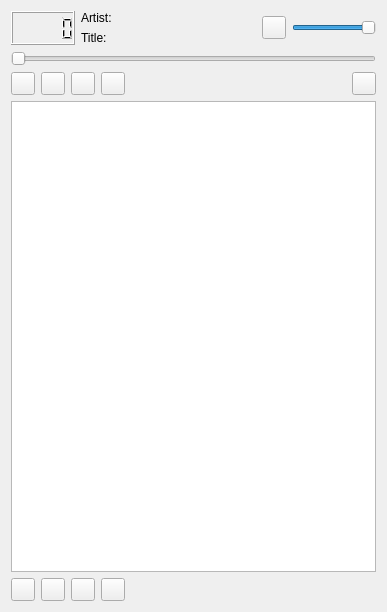
This is src/qompmainwin.ui in qomp/qomp as Qt 5 draws it before an edit. The edited form follows.
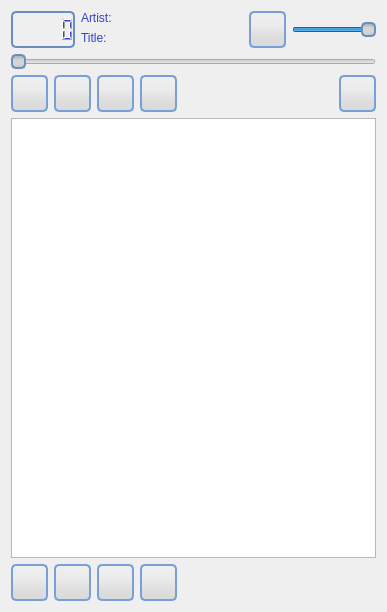
This is the edited form. Icons and pictures are not drawn. Custom widgets are drawn as their Qt base class.

```diff
--- a/src/qompmainwin.ui
+++ b/src/qompmainwin.ui
@@ -20,6 +20,128 @@
    <iconset resource="qomp.qrc">
     <normaloff>:/icons/icons/qomp.png</normaloff>:/icons/icons/qomp.png</iconset>
   </property>
+  <property name="styleSheet">
+   <string notr="true">QMainWindow { 
+	color: black;
+	background: qlineargradient(x1: 0, y1: 0, x2: 0, y2: 1,
+                                stop: 0 #C1C7F5, stop: 1 #8ab4f6);
+}
+
+QompPlaylistView { 
+     background-color: #DFE1F5;
+	border-radius: 5px;
+	border: 2px solid #799fd8;
+}
+
+QToolButton { 
+     background: qlineargradient(x1: 0, y1: 0, x2: 0, y2: 1, stop: 0 #f0f0f0, stop: 0.4 #ebebeb, stop: 0.7 #dedede, stop: 1.0 #d9d9d9); 
+     border: 2px solid #799fd8; 
+     border-bottom-color: #799fd8; 
+     border-top-left-radius: 5px; 
+     border-bottom-left-radius: 5px; 
+     border-bottom-right-radius: 5px; 
+     border-top-right-radius: 5px; 
+     width: 28px; 
+     height: 28px; 
+	padding: 1px;
+	icon-size: 28px;
+}
+
+QToolButton:hover { 
+	background: qlineargradient(x1: 0, y1: 0, x2: 0, y2: 1,
+                                stop: 0 #f0f0f0, stop: 1 #DFE1F5);
+	border: 2px solid #8ab4f6;
+}
+
+QToolButton:pressed { 
+     background: qlineargradient(x1: 0, y1: 0, x2: 0, y2: 1, stop: 0 #8faed5, stop: 0.4 #6dadfa, stop: 0.7 #368ef9, stop: 1.0 #358bf3); 
+     border: 2px solid #698ebf; 
+     border-bottom-color: #698ebf; 
+     border-top-left-radius: 5px; 
+     border-bottom-left-radius: 5px; 
+     border-bottom-right-radius: 5px; 
+     border-top-right-radius: 4px; 
+}
+
+QToolButton:checked { 
+     background: qlineargradient(x1: 0, y1: 0, x2: 0, y2: 1, stop: 0 #aaaaaa, stop: 0.4 #d5d5d5, stop: 0.7 #d5d5d5, stop: 1.0 #c6c6c6); 
+     border: 2px solid #698ebf; 
+     border-bottom-color: #698ebf; 
+     border-top-left-radius: 5px; 
+     border-bottom-left-radius: 5px; 
+     border-bottom-right-radius: 5px; 
+     border-top-right-radius: 4px; 
+}
+
+QSlider::handle {
+ background: qlineargradient(x1: 0, y1: 0, x2: 0, y2: 1, stop: 0 #aaaaaa, stop: 0.4 #d5d5d5, stop: 0.7 #d5d5d5, stop: 1.0 #c6c6c6); 
+     border: 2px solid #698ebf; 
+	border-radius: 5px;
+}
+
+QLabel { 
+    color: #3244C9; 
+}
+
+QLineEdit { 
+     background: qlineargradient(x1: 0, y1: 0, x2: 0, y2: 1, stop: 0 #f0f0f0, stop: 0.4 #ebebeb, stop: 0.7 #dedede, stop: 1.0 #d9d9d9);  
+     border: 2px solid #799fd8;  
+     border-top-left-radius: 0px; 
+     border-bottom-left-radius: 0px; 
+     border-bottom-right-radius: 5px; 
+     border-top-right-radius: 5px;  
+     margin-top: 1px; 
+     margin-bottom: 1px; 
+     margin-left: -1px; 
+     padding-right: 5px; 
+     padding-left: 2px; 
+}
+
+QPushButton { 
+     background: qlineargradient(x1: 0, y1: 0, x2: 0, y2: 1, stop: 0 #f0f0f0, stop: 0.4 #ebebeb, stop: 0.7 #dedede, stop: 1.0 #d9d9d9); 
+     border: 1px solid #8d909c; 
+     border-bottom-color: #8d909c; 
+     border-radius: 5px; 
+     min-width: 0ex; 
+     margin-right: 12px;
+     margin-top: 4px;
+     margin-left: 14px;
+     margin-bottom: 10px;
+}
+
+QPushButton:pressed { 
+     background: qlineargradient(x1: 0, y1: 0, x2: 0, y2: 1, stop: 0 #aaaaaa, stop: 0.4 #d5d5d5, stop: 0.7 #d5d5d5, stop: 1.0 #c6c6c6); 
+     border: 1px solid #717171; 
+     border-bottom-color: #717171; 
+}
+
+QMenu {
+    background-color: #8ab4f6;
+    border: 1px solid #698ebf;
+}
+
+QMenu::item {
+    background-color: transparent;
+}
+
+QMenu::item:selected {
+	color: black;
+   	background: qlineargradient(x1: 0, y1: 0, x2: 1, y2: 0,
+                                stop: 0 #DFE1F5, stop: 1 #8ab4f6);
+}
+
+QLCDNumber{
+	border-radius: 5px;
+	border: 2px solid #698ebf;
+	color: #3244C9;
+}
+
+QToolTip {
+ 	background: qlineargradient(x1: 0, y1: 0, x2: 0, y2: 1, stop: 0 #f0f0f0, stop: 0.4 	#ebebeb, stop: 0.7 #dedede, stop: 1.0 #d9d9d9);
+	border-radius: 5px; 
+	border: 2px solid #698ebf;
+}</string>
+  </property>
   <widget class="QWidget" name="centralWidget">
    <layout class="QVBoxLayout" name="verticalLayout">
     <item>
@@ -98,6 +220,16 @@
         <property name="text">
          <string/>
         </property>
+        <property name="icon">
+         <iconset resource="qomp.qrc">
+          <normaloff>:/icons/volume</normaloff>:/icons/volume</iconset>
+        </property>
+        <property name="iconSize">
+         <size>
+          <width>28</width>
+          <height>28</height>
+         </size>
+        </property>
         <property name="checkable">
          <bool>true</bool>
         </property>
@@ -156,6 +288,16 @@
         <property name="text">
          <string/>
         </property>
+        <property name="icon">
+         <iconset resource="qomp.qrc">
+          <normaloff>:/icons/prev</normaloff>:/icons/prev</iconset>
+        </property>
+        <property name="iconSize">
+         <size>
+          <width>28</width>
+          <height>28</height>
+         </size>
+        </property>
        </widget>
       </item>
       <item>
@@ -166,6 +308,16 @@
         <property name="text">
          <string/>
         </property>
+        <property name="icon">
+         <iconset resource="qomp.qrc">
+          <normaloff>:/icons/play</normaloff>:/icons/play</iconset>
+        </property>
+        <property name="iconSize">
+         <size>
+          <width>28</width>
+          <height>28</height>
+         </size>
+        </property>
        </widget>
       </item>
       <item>
@@ -176,6 +328,16 @@
         <property name="text">
          <string/>
         </property>
+        <property name="icon">
+         <iconset resource="qomp.qrc">
+          <normaloff>:/icons/stop</normaloff>:/icons/stop</iconset>
+        </property>
+        <property name="iconSize">
+         <size>
+          <width>28</width>
+          <height>28</height>
+         </size>
+        </property>
        </widget>
       </item>
       <item>
@@ -186,6 +348,16 @@
         <property name="text">
          <string/>
         </property>
+        <property name="icon">
+         <iconset resource="qomp.qrc">
+          <normaloff>:/icons/next</normaloff>:/icons/next</iconset>
+        </property>
+        <property name="iconSize">
+         <size>
+          <width>28</width>
+          <height>28</height>
+         </size>
+        </property>
        </widget>
       </item>
       <item>
@@ -209,6 +381,16 @@
         <property name="text">
          <string/>
         </property>
+        <property name="icon">
+         <iconset resource="qomp.qrc">
+          <normaloff>:/icons/repeat</normaloff>:/icons/repeat</iconset>
+        </property>
+        <property name="iconSize">
+         <size>
+          <width>28</width>
+          <height>28</height>
+         </size>
+        </property>
         <property name="checkable">
          <bool>true</bool>
         </property>
@@ -230,6 +412,9 @@
       <property name="defaultDropAction">
        <enum>Qt::MoveAction</enum>
       </property>
+      <property name="alternatingRowColors">
+       <bool>true</bool>
+      </property>
       <property name="selectionMode">
        <enum>QAbstractItemView::ExtendedSelection</enum>
       </property>
@@ -245,6 +430,16 @@
         <property name="text">
          <string/>
         </property>
+        <property name="icon">
+         <iconset resource="qomp.qrc">
+          <normaloff>:/icons/add</normaloff>:/icons/add</iconset>
+        </property>
+        <property name="iconSize">
+         <size>
+          <width>28</width>
+          <height>28</height>
+         </size>
+        </property>
        </widget>
       </item>
       <item>
@@ -255,6 +450,16 @@
         <property name="text">
          <string/>
         </property>
+        <property name="icon">
+         <iconset resource="qomp.qrc">
+          <normaloff>:/icons/load</normaloff>:/icons/load</iconset>
+        </property>
+        <property name="iconSize">
+         <size>
+          <width>28</width>
+          <height>28</height>
+         </size>
+        </property>
        </widget>
       </item>
       <item>
@@ -265,6 +470,16 @@
         <property name="text">
          <string/>
         </property>
+        <property name="icon">
+         <iconset resource="qomp.qrc">
+          <normaloff>:/icons/save</normaloff>:/icons/save</iconset>
+        </property>
+        <property name="iconSize">
+         <size>
+          <width>28</width>
+          <height>28</height>
+         </size>
+        </property>
        </widget>
       </item>
       <item>
@@ -275,6 +490,16 @@
         <property name="text">
          <string/>
         </property>
+        <property name="icon">
+         <iconset resource="qomp.qrc">
+          <normaloff>:/icons/delete</normaloff>:/icons/delete</iconset>
+        </property>
+        <property name="iconSize">
+         <size>
+          <width>28</width>
+          <height>28</height>
+         </size>
+        </property>
        </widget>
       </item>
       <item>
```
